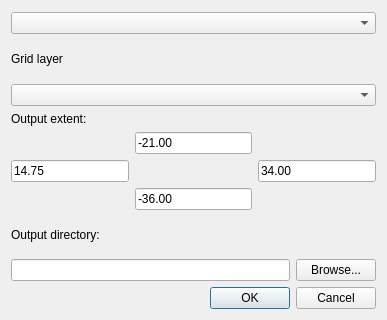
Above: ui_distromap.ui from rudivs/DistroMap before the change; both pictures show x 0 to 387 and y 218 to 538 of the 387 by 538 pixel window. Below: the same form after it.
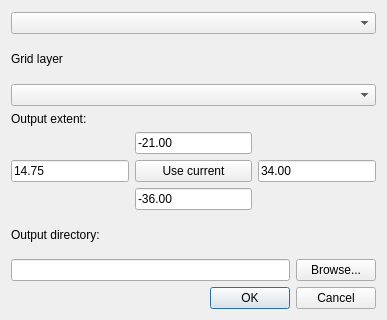
That is the form after the change.

Commit message: Added button to set output extent based on current map extent. Fixes #1

Diff of the .ui file:
```diff
--- a/ui_distromap.ui
+++ b/ui_distromap.ui
@@ -140,6 +140,13 @@
          </property>
         </widget>
        </item>
+       <item row="1" column="1">
+        <widget class="QPushButton" name="btnExtent">
+         <property name="text">
+          <string>Use current</string>
+         </property>
+        </widget>
+       </item>
       </layout>
      </item>
     </layout>
```
The commit also changes 2 other files.
